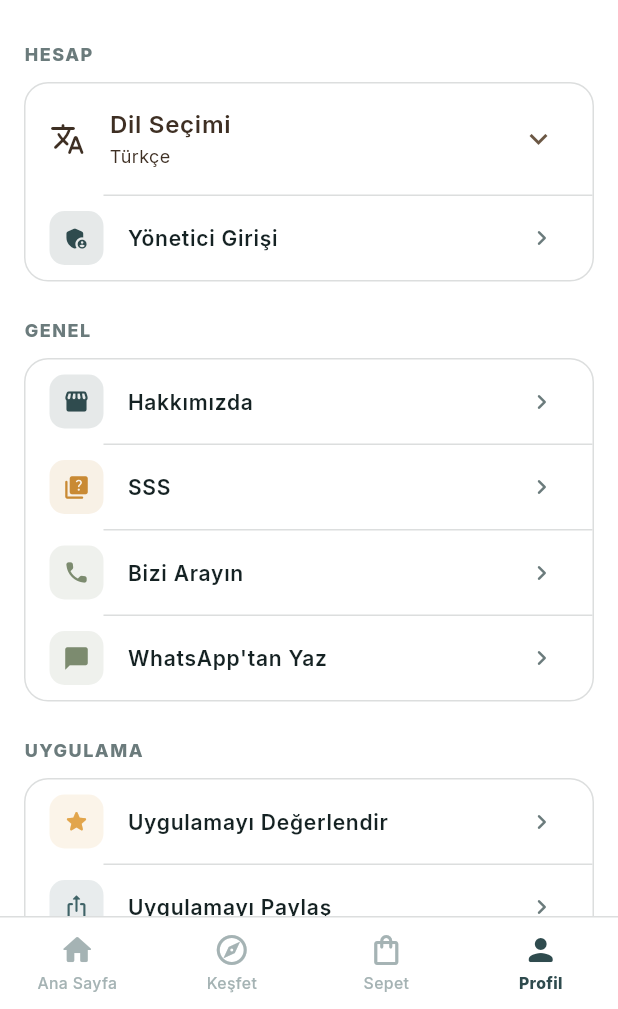
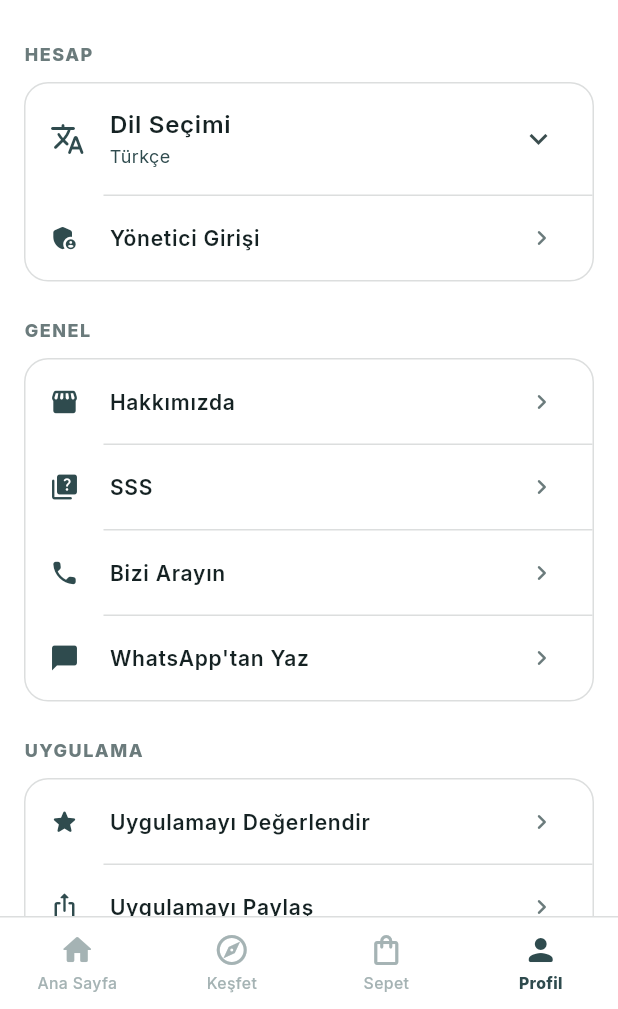
Before and after one commit to ferdidrgn/SaglamSpot, a Flutter app: the SettingsPage screen opened by its route, on a phone screen of 412 x 824 dp, the part 227-1236 px from its top. Run offline on Flutter 3.47's test engine with Material 3 defaults, Android fonts, the phone set to English and light mode, and no system bars; our stand-ins replace app_links, cached_network_image, cloud_firestore, connectivity_plus, dartz, equatable and 18 more; missing offline and left inert: dart:html, dart:js_interop, dart:ui_web, firebase_app_check; accounts and stored records are empty; generated files the repository leaves out were written again; network calls fail; statements that could not run were skipped.

Commit message:
Tek renk paleti, _pc gradient tip hatası düzeltmesi, settings eski tasarım
- AppColors: tüm sıcak ahşap/espresso renk isimleri artık tek teal+amber
  kanonik palete alias'lanıyor (67 alan korunuyor, sıfır kırıcı değişiklik)
- product_detail_page: _pc yardımcı fonksiyonu generic yapıldı, Color/Gradient
  tip uyuşmazlığı (derleme hatası) giderildi
- search_page: masaüstü sol kenar çubuğu 288->236 daraltıldı
- settings_page: kart ikonlarındaki renkli rozet tasarımı kaldırılıp eski
  sade ikon stiline dönüldü

```diff
--- a/lib/core/theme/app_colors.dart
+++ b/lib/core/theme/app_colors.dart
@@ -1,144 +1,141 @@
 import 'package:flutter/material.dart';
 
+/// TEK MARKA PALETİ — "Furnishify" referansından: koyu petrol-teal +
+/// sıcak amber vurgu. Web ve native mobil artık AYNI paleti kullanır.
+/// Eski sıcak espresso/ahşap palet tamamen kaldırıldı; aşağıdaki eski
+/// isimler (primary, background, textPrimary, mobilePrimary, vb.) hâlâ
+/// var ama hepsi aynı tek palete işaret ediyor — böylece uygulama
+/// genelindeki yüzlerce çağrı noktasını tek tek değiştirmeden renk
+/// tutarlılığı sağlanıyor.
 class AppColors {
-  // --- ANA PALET (Sıcak Ekru & Espresso Temelli) ---
-  static const Color primary = Color(0xFF3E2F23); // koyu espresso kahve (ana metin/koyu zemin)
-  static const Color primaryVariant = Color(0xFF2A1F17); // daha koyu espresso
-  static const Color onPrimary = Color(0xFFA9714B); // sıcak ceviz/tarçın vurgu
+  // ================================================================
+  // KANONİK RENKLER — tüm diğer isimler bunlara işaret eder.
+  // ================================================================
+  static const Color white = Colors.white;
 
-  static const Color surface = Color(0xFFFFFDF9); // kırık beyaz kart zemini
-  static const Color onSurface = Color(0xFF3E2F23); // espresso metin
-  static const Color background = Color(0xFFF5EFE6); // sıcak ekru/krem zemin
+  static const Color primary = Color(0xFF2F4B4E); // koyu teal
+  static const Color primaryDark = Color(0xFF152223); // neredeyse siyah teal
+  static const Color primaryLight = Color(0xFF3F6367); // hover/basılı durum
 
-  static const Color secondary = Color(0xFFEDE3D3); // açık ahşap bej ikincil zemin
-  static const Color onSecondary = Color(0xFF3E2F23); // panel üstü metin/ikon
-  static const Color secondaryVariant = Color(0xFFE0D3BC); // koyu ahşap bej
+  static const Color accent = Color(0xFFE2A54B); // sıcak amber vurgu
+  static const Color accentDark = Color(0xFFC98A34);
+  static const Color accentLight = Color(0xFFEDC080);
 
-  // --- YARDIMCI VE SEMANTİK RENKLER ---
-  static const Color white = Colors.white;
-  static const Color black = Color(0xFF2A1F17); // tam siyah yerine espresso
-  static const Color error = Color(0xFFB4543A); // sıcak, toprak tonu kırmızı
-  static const Color onError = Color(0xFFE0917A);
-  static const Color success = Color(0xFF7C8B6F); // yumuşak adaçayı yeşili
-  static const Color warning = Color(0xFFC98A4B);
-  static const Color info = Color(0xFF6E7D8F);
+  static const Color background = white;
+  static const Color surface = white;
+  static const Color secondary = Color(0xFFF3F5F5); // açık gri-teal ikincil zemin
+  static const Color secondaryVariant = Color(0xFFEFF2F2);
 
-  // --- İKİNCİ AKSAN (Adaçayı Yeşili — organik his) ---
-  static const Color sage = Color(0xFF7C8B6F);
-  static const Color sageDark = Color(0xFF62705A);
-  static const Color sageLight = Color(0xFFA3AE97);
+  static const Color muted = Color(0xFFBFC7C8); // adaçayı grisi
+  static const Color mutedDark = Color(0xFFA5B3B4); // kenarlık/pasif ikon
 
-  // --- METİN VE SINIRLAR ---
-  static const Color textPrimary = Color(0xFF3E2F23); // ana başlıklar
-  static const Color textSecondary = Color(0xFF6B5744); // açıklama metinleri
-  static const Color textTertiary = Color(0xFF8F7D6B); // yardımcı/hint metin
+  static const Color textPrimary = Color(0xFF152223);
+  static const Color textSecondary = Color(0xFF3A4D4E);
+  static const Color textTertiary = Color(0xFF6B7B7C);
   static const Color textLight = white;
 
-  static const Color border = Color(0xFFE0D3BC); // sıcak, ince sınırlar
-  static const Color divider = Color(0xFFEDE3D3); // hafif sıcak ayraçlar
+  static const Color border = Color(0xFFDCDEDE);
+  static const Color divider = Color(0xFFDCDEDE);
 
-  // --- GRİ TONLAMALARI (Neutral — sıcak ahşap tona kaydırıldı) ---
-  static const Color lightGrey = Color(0xFFEDE3D3);
-  static const Color mediumGrey = Color(0xFFCFC0A8);
-  static const Color darkGrey = Color(0xFF6B5744);
+  static const Color black = primaryDark;
 
-  // --- ARKA PLANLAR ---
-  static const Color backgroundLight = white;
-  static const Color backgroundDark = Color(0xFF241A13); // koyu espresso zemin (footer, istatistik)
+  // --- SEMANTİK RENKLER (durum bildirimi — markadan bağımsız) ---
+  static const Color error = Color(0xFFC0533F);
+  static const Color onError = Color(0xFFE0917A);
+  static const Color success = Color(0xFF3F7D5C);
+  static const Color warning = accentDark;
+  static const Color info = primaryLight;
 
-  // --- MODERN PRIMARY (espresso tonuyla uyumlu) ---
-  static const Color primaryDark = Color(0xFF241A13);
-  static const Color primaryLight = Color(0xFF6B5744);
+  static const Color sage = success;
+  static const Color sageDark = Color(0xFF2E5A41);
+  static const Color sageLight = Color(0xFF6FA381);
 
-  // --- SECONDARY (sıcak ceviz/tarçın) ---
-  static const Color secondaryDark = Color(0xFF8B5A3A);
-  static const Color secondaryLight = Color(0xFFC79868);
-
-  // --- ACCENT (Ceviz/Tarçın — markanın sıcak vurgusu) ---
-  static const Color accent = Color(0xFFA9714B);
-  static const Color accentDark = Color(0xFF8B5A3A);
-  static const Color accentLight = Color(0xFFC79868);
-  // --- NEUTRAL UI ---
-  static const Color card = Color(0xFFFFFDF9);
-
-  // --- DARK MODE PALETİ (uygulama ThemeMode.light'a sabitli, pasif) ---
-  static const Color darkBackground = Color(0xFF241A13);
-  static const Color darkSurface = Color(0xFF32251C);
-  static const Color darkCard = Color(0xFF3D2D22);
-  static const Color darkTextPrimary = Color(0xFFEDE3D3);
-  static const Color darkTextSecondary = Color(0xFFC2B29B);
-  static const Color darkBorder = Color(0xFF4A3A2C);
-
-  // --- GRADIENT YAPILARI ---
   static const Gradient primaryGradient = LinearGradient(
     begin: Alignment.topLeft,
     end: Alignment.bottomRight,
-    colors: [Color(0xFF4A3A2C), primary], // espresso geçişi
+    colors: [primaryLight, primary],
   );
 
   static const Gradient secondaryGradient = LinearGradient(
     begin: Alignment.topLeft,
     end: Alignment.bottomRight,
-    colors: [secondary, secondaryVariant], // ahşap bej geçişi
+    colors: [secondary, secondaryVariant],
   );
 
   static const Gradient accentGradient = LinearGradient(
     begin: Alignment.topLeft,
     end: Alignment.bottomRight,
-    colors: [accent, accentDark], // ceviz/tarçın geçişi
+    colors: [accent, accentDark],
   );
 
   static const Gradient sageGradient = LinearGradient(
     begin: Alignment.topLeft,
     end: Alignment.bottomRight,
-    colors: [sage, sageDark], // adaçayı geçişi
+    colors: [sage, sageDark],
   );
 
   static const Gradient backgroundGradient = LinearGradient(
     begin: Alignment.topCenter,
     end: Alignment.bottomCenter,
-    colors: [background, secondary], // ekruden ahşap beje
+    colors: [background, secondary],
   );
 
   // ================================================================
-  // MOBİL UYGULAMA PALETİ — "Furnishify" referansından ilham alan,
-  // koyu petrol-teal + sıcak amber vurgulu müşteri deneyimi paleti.
-  // Web'in sıcak espresso/ekru kimliğinden bilinçli olarak ayrışır.
+  // GERİYE DÖNÜK İSİMLER — bu proje aylardır "sıcak espresso" adlarıyla
+  // yazıldığı için (primaryVariant, onPrimary, lightGrey, darkGrey vb.)
+  // yüzlerce dosyada bu adlar geçiyor. Hepsini tek tek değiştirmek yerine
+  // burada tek palete alias'lanıyorlar.
   // ================================================================
-  static const Color mobilePrimary = Color(0xFF2F4B4E); // koyu teal (butonlar, aktif nav, hero)
-  static const Color mobilePrimaryDark = Color(0xFF152223); // neredeyse siyah teal (başlıklar, koyu varyant)
-  static const Color mobilePrimaryLight = Color(0xFF3F6367); // hover/basılı durum
+  static const Color primaryVariant = primaryDark;
+  static const Color onPrimary = accent;
+  static const Color onSecondary = primary;
+  static const Color onSurface = textPrimary;
 
-  static const Color mobileAccent = Color(0xFFE2A54B); // sıcak amber vurgu (rozet, fiyat, rating)
-  static const Color mobileAccentDark = Color(0xFFC98A34);
-  static const Color mobileAccentLight = Color(0xFFEDC080);
+  static const Color lightGrey = secondary;
+  static const Color mediumGrey = muted;
+  static const Color darkGrey = textSecondary;
 
-  static const Color mobileBackground = white;
-  static const Color mobileSurface = white;
-  static const Color mobileCardBg = Color(0xFFF3F5F5); // çok açık gri-teal kart zemini
-  static const Color mobileSecondaryBg = Color(0xFFEFF2F2); // yumuşak nötr ikincil zemin
+  static const Color backgroundLight = white;
+  static const Color backgroundDark = primaryDark;
 
-  static const Color mobileMuted = Color(0xFFBFC7C8); // adaçayı grisi — ikincil metin/ikon (koyu zemin üstünde)
-  static const Color mobileMutedDark = Color(0xFFA5B3B4); // kenarlık/ayraç/pasif nav ikonu
+  static const Color secondaryDark = mutedDark;
+  static const Color secondaryLight = muted;
 
-  static const Color mobileTextPrimary = Color(0xFF152223);
-  // Okunabilirlik için koyulaştırıldı — eski ton (#5C7071) beyaz zeminde
-  // bazı ekranlarda/parlak ortamlarda çok soluk kalıyordu.
-  static const Color mobileTextSecondary = Color(0xFF3A4D4E);
-  // SADECE gerçekten ikincil/etiket niteliğindeki küçük metinler için
-  // (örn. "Fiyat", tarih damgası) — ana okunur içerik için KULLANILMAZ.
-  static const Color mobileTextTertiary = Color(0xFF6B7B7C);
-  static const Color mobileBorder = Color(0xFFDCDEDE);
+  static const Color card = white;
 
-  static const Gradient mobileAccentGradient = LinearGradient(
-    begin: Alignment.topLeft,
-    end: Alignment.bottomRight,
-    colors: [mobileAccent, mobileAccentDark],
-  );
+  // Dark mode (uygulama ThemeMode.light'a sabitli, şu an pasif)
+  static const Color darkBackground = primaryDark;
+  static const Color darkSurface = Color(0xFF1E3436);
+  static const Color darkCard = Color(0xFF23393B);
+  static const Color darkTextPrimary = Color(0xFFDCDEDE);
+  static const Color darkTextSecondary = muted;
+  static const Color darkBorder = primaryLight;
 
-  static const Gradient mobilePrimaryGradient = LinearGradient(
-    begin: Alignment.topLeft,
-    end: Alignment.bottomRight,
-    colors: [mobilePrimaryLight, mobilePrimary],
-  );
+  // ================================================================
+  // "mobile*" İSİMLERİ — geriye dönük uyumluluk için korunuyor. Artık
+  // yukarıdakiyle birebir aynı değerler; platforma göre farklı renk YOK.
+  // ================================================================
+  static const Color mobilePrimary = primary;
+  static const Color mobilePrimaryDark = primaryDark;
+  static const Color mobilePrimaryLight = primaryLight;
+
+  static const Color mobileAccent = accent;
+  static const Color mobileAccentDark = accentDark;
+  static const Color mobileAccentLight = accentLight;
+
+  static const Color mobileBackground = background;
+  static const Color mobileSurface = surface;
+  static const Color mobileCardBg = secondary;
+  static const Color mobileSecondaryBg = secondaryVariant;
+
+  static const Color mobileMuted = muted;
+  static const Color mobileMutedDark = mutedDark;
+
+  static const Color mobileTextPrimary = textPrimary;
+  static const Color mobileTextSecondary = textSecondary;
+  static const Color mobileTextTertiary = textTertiary;
+  static const Color mobileBorder = border;
+
+  static const Gradient mobileAccentGradient = accentGradient;
+  static const Gradient mobilePrimaryGradient = primaryGradient;
 }
--- a/lib/features/products/presentation/pages/product_detail_page.dart
+++ b/lib/features/products/presentation/pages/product_detail_page.dart
@@ -19,13 +19,12 @@ import '../providers/product_provider.dart';
 import '../providers/recently_viewed_provider.dart';
 import '../widgets/product_color_section.dart';
 
-/// Bu sayfa hem web hem native mobil tarafından paylaşılır (layout
-/// context.isMobile ile dallanır) ama İKİ FARKLI marka paleti kullanır —
-/// web sıcak espresso/ekru, native mobil teal/sage. Tek tek renk
-/// belirtmek yerine bu küçük yardımcı ile her renk çağrısı platforma
-/// göre otomatik seçilir.
-Color _pc(final BuildContext context,
-        {required final Color mobile, required final Color web}) =>
+/// Uygulama artık TEK bir marka paleti kullanıyor (teal/sage — eski sıcak
+/// espresso/ahşap palet kaldırıldı, bkz. app_colors.dart). Bu yardımcı
+/// jenerik bırakıldı (Color VEYA Gradient dönebilir) — mobile/web kolları
+/// artık aynı değeri döndürse de çağrı yerlerini tek tek değiştirmemek
+/// için korunuyor.
+T _pc<T>(final BuildContext context, {required final T mobile, required final T web}) =>
     context.isMobile ? mobile : web;
 
 /// Ürün Detay Sayfası — sıfırdan, sade ve premium bir tasarım anlayışıyla
--- a/lib/features/search/presentation/pages/search_page.dart
+++ b/lib/features/search/presentation/pages/search_page.dart
@@ -279,9 +279,9 @@ class _SearchPageState extends ConsumerState<SearchPage> {
     final available = ref.watch(availableProductsProvider);
 
     return SizedBox(
-      width: 288,
+      width: 236,
       child: SingleChildScrollView(
-        padding: const EdgeInsets.fromLTRB(24, 20, 20, 32),
+        padding: const EdgeInsets.fromLTRB(18, 20, 16, 32),
         child: Column(
           crossAxisAlignment: CrossAxisAlignment.start,
           children: [
--- a/lib/features/settings/presentation/pages/settings_page.dart
+++ b/lib/features/settings/presentation/pages/settings_page.dart
@@ -69,25 +69,21 @@ class SettingsPage extends ConsumerWidget {
                 _SettingsTile(
                   icon: Icons.storefront_rounded,
                   label: context.l10n.aboutUs,
-                  accent: AppColors.mobilePrimary,
                   onTap: () => NavigationHandler.goToAbout(context),
                 ),
                 _SettingsTile(
                   icon: Icons.quiz_rounded,
                   label: context.l10n.sss,
-                  accent: AppColors.mobileAccentDark,
                   onTap: () => NavigationHandler.goToSSS(context),
                 ),
                 _SettingsTile(
                   icon: Icons.call_rounded,
                   label: context.l10n.settingsCallUs,
-                  accent: AppColors.success,
                   onTap: SaglamSpotCommunication.makeCall,
                 ),
                 _SettingsTile(
                   icon: Icons.chat_bubble_rounded,
                   label: context.l10n.whatsappCta,
-                  accent: AppColors.success,
                   onTap: () => SaglamSpotCommunication.launchWhatsApp(),
                 ),
               ],
@@ -100,13 +96,11 @@ class SettingsPage extends ConsumerWidget {
                 _SettingsTile(
                   icon: Icons.star_rounded,
                   label: context.l10n.settingsRateApp,
-                  accent: AppColors.mobileAccent,
                   onTap: FurnitureShareService.openStoreListingForReview,
                 ),
                 _SettingsTile(
                   icon: Icons.ios_share_rounded,
                   label: context.l10n.settingsShareApp,
-                  accent: AppColors.mobilePrimaryLight,
                   onTap: FurnitureShareService.shareApp,
                 ),
               ],
@@ -119,13 +113,11 @@ class SettingsPage extends ConsumerWidget {
                 _SettingsTile(
                   icon: Icons.privacy_tip_rounded,
                   label: context.l10n.settingsPrivacyPolicy,
-                  accent: AppColors.mobilePrimaryDark,
                   onTap: () => NavigationHandler.goToPrivacyPolicy(context),
                 ),
                 _SettingsTile(
                   icon: Icons.description_rounded,
                   label: context.l10n.settingsTerms,
-                  accent: AppColors.mobilePrimaryDark,
                   onTap: () => NavigationHandler.goToTerms(context),
                 ),
               ],
@@ -229,29 +221,18 @@ class _SettingsTile extends StatelessWidget {
   final IconData icon;
   final String label;
   final VoidCallback onTap;
-  final Color? accent;
 
   const _SettingsTile({
     required this.icon,
     required this.label,
     required this.onTap,
-    this.accent,
   });
 
   @override
   Widget build(final BuildContext context) {
-    final Color color = accent ?? AppColors.mobilePrimary;
     return ListTile(
       onTap: onTap,
-      leading: Container(
-        width: 36,
-        height: 36,
-        decoration: BoxDecoration(
-          color: color.withOpacity(0.12),
-          borderRadius: BorderRadius.circular(10),
-        ),
-        child: Icon(icon, size: 18, color: color),
-      ),
+      leading: Icon(icon, size: 20, color: AppColors.mobilePrimary),
       title: Text(label,
           style: const TextStyle(
               fontSize: 14, fontWeight: FontWeight.w600, color: AppColors.mobileTextPrimary)),
```
